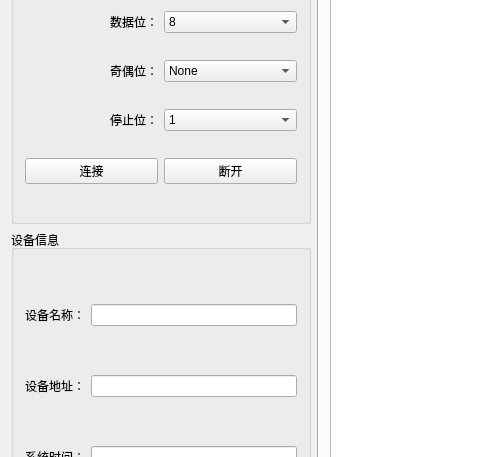
fzlgejiao/PTMS, file iTmsTest/iTmsTest.ui: the form before one commit; both pictures show x 0 to 480 and y 171 to 628 of the 1200 by 800 pixel window.
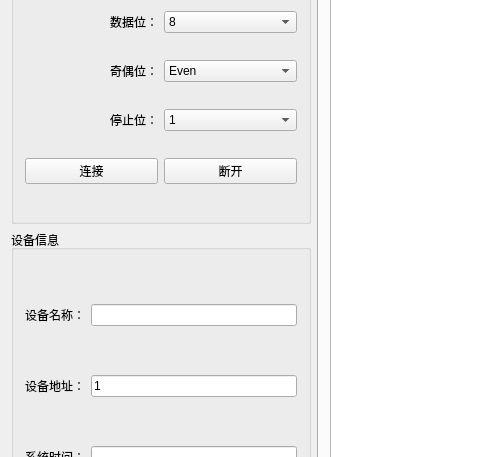
The form after the commit. The open tabs and pages were chosen to show the change.

The edit to the form file:
```diff
--- a/iTmsTest/iTmsTest.ui
+++ b/iTmsTest/iTmsTest.ui
@@ -125,6 +125,9 @@
          </item>
          <item row="3" column="1">
           <widget class="QComboBox" name="cbxParityBit">
+           <property name="currentIndex">
+            <number>2</number>
+           </property>
            <item>
             <property name="text">
              <string>None</string>
@@ -218,8 +221,11 @@
          </item>
          <item row="1" column="1">
           <widget class="QLineEdit" name="leRdmRTUAddr">
+           <property name="text">
+            <string>1</string>
+           </property>
            <property name="readOnly">
-            <bool>true</bool>
+            <bool>false</bool>
            </property>
           </widget>
          </item>
```
Left out of the diff: 14 changed lines with no effect on the pictures.
